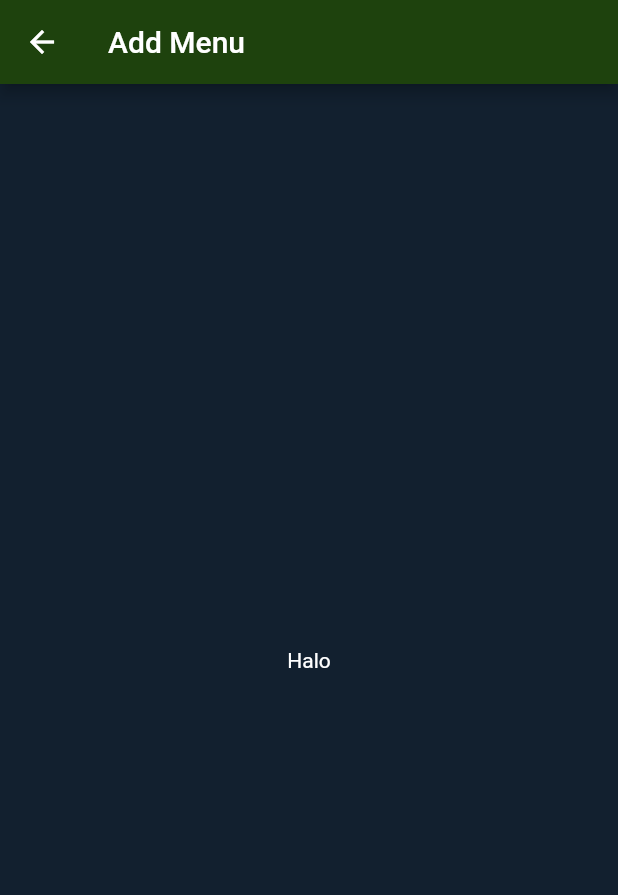
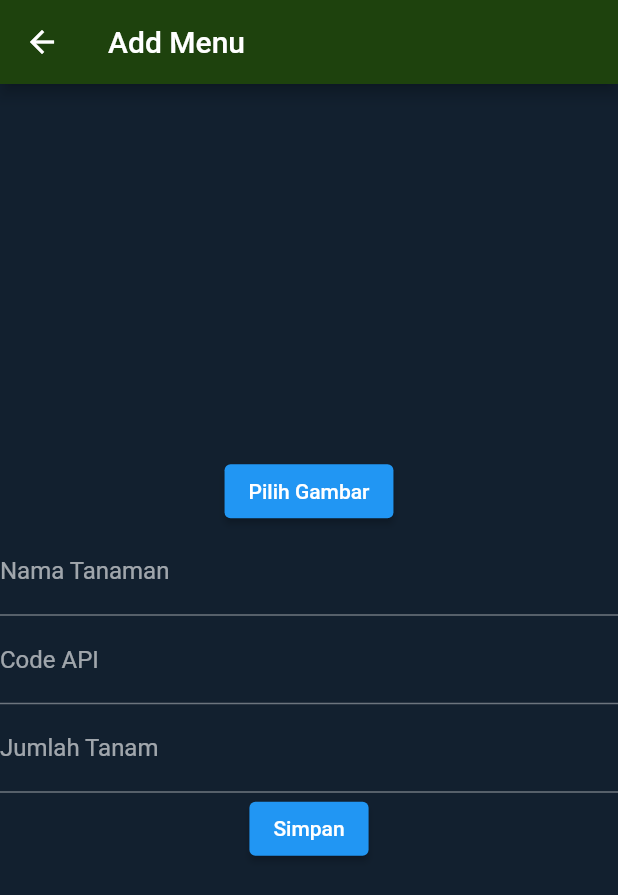
Before and after one commit to UdinDesu/aplikasi_smart_green_house, a Flutter app: the AddMenu screen opened directly, on a phone screen of 412 x 824 dp. Shown: the top 895 px of the screen. Run offline on Flutter 3.47's test engine with Material 2 defaults, Android fonts, the phone set to English and light mode, and no system bars; our stand-ins replace carousel_slider, image_picker; missing offline and left inert: mqtt_client.

Commit message:
Update New
Menambah Add Menu

```diff
--- a/lib/add_menu.dart
+++ b/lib/add_menu.dart
@@ -1,5 +1,7 @@
 import 'package:flutter/material.dart';
 import 'menu_page.dart';
+import 'package:image_picker/image_picker.dart';
+import 'dart:io';
 
 void main() {
   runApp(AddMenuApp());
@@ -15,7 +17,28 @@ class AddMenuApp extends StatelessWidget {
   }
 }
 
-class AddMenu extends StatelessWidget {
+class AddMenu extends StatefulWidget {
+  @override
+  _AddMenuState createState() => _AddMenuState();
+}
+
+class _AddMenuState extends State<AddMenu> {
+  File? _image;
+  final picker = ImagePicker();
+  TextEditingController _namaTanamanController = TextEditingController();
+  TextEditingController _codeAPIController = TextEditingController();
+  TextEditingController _jumlahTanamController = TextEditingController();
+
+  Future getImage() async {
+    final pickedFile = await ImagePicker().pickImage(source: ImageSource.gallery);
+
+    setState(() {
+      if (pickedFile != null) {
+        _image = File(pickedFile.path);
+      }
+    });
+  }
+
   @override
   Widget build(BuildContext context) {
     return Scaffold(
@@ -37,7 +60,36 @@ class AddMenu extends StatelessWidget {
         child: Column(
           mainAxisAlignment: MainAxisAlignment.center,
           children: <Widget>[
-            Text('Halo'),
+            ElevatedButton(
+              onPressed: getImage,
+              child: _image == null
+                  ? Text('Pilih Gambar')
+                  : Image.file(_image!),
+            ),
+            TextField(
+              controller: _namaTanamanController,
+              decoration: InputDecoration(labelText: 'Nama Tanaman'),
+            ),
+            TextField(
+              controller: _codeAPIController,
+              decoration: InputDecoration(labelText: 'Code API'),
+            ),
+            TextField(
+              controller: _jumlahTanamController,
+              decoration: InputDecoration(labelText: 'Jumlah Tanam'),
+            ),
+            ElevatedButton(
+              onPressed: () {
+                // Lakukan sesuatu dengan data yang dimasukkan
+                String namaTanaman = _namaTanamanController.text;
+                String codeAPI = _codeAPIController.text;
+                String jumlahTanam = _jumlahTanamController.text;
+                print('Nama Tanaman: $namaTanaman');
+                print('Code API: $codeAPI');
+                print('Jumlah Tanam: $jumlahTanam');
+              },
+              child: Text('Simpan'),
+            ),
           ],
         ),
       ),
--- a/pubspec.yaml
+++ b/pubspec.yaml
@@ -32,14 +32,13 @@ dependencies:
     sdk: flutter
   # The following adds the Cupertino Icons font to your application.
   # Use with the CupertinoIcons class for iOS style icons.
+  mqtt_client: ^10.0.0
   cupertino_icons: ^1.0.2
   flutter_neumorphic: ^3.0.0
   carousel_slider: ^4.2.1
   shared_preferences: ^2.0.10
   provider: ^6.0.5
-  firebase_core: ^2.16.0
-  firebase_auth: ^4.10.0
-  firebase_database: 10.2.6
+  image_picker: 1.0.4
 
 dev_dependencies:
   flutter_test:
```
Also changed, not shown: lib/mqtt_service.dart (added, +52 -0 lines), pubspec.lock.
